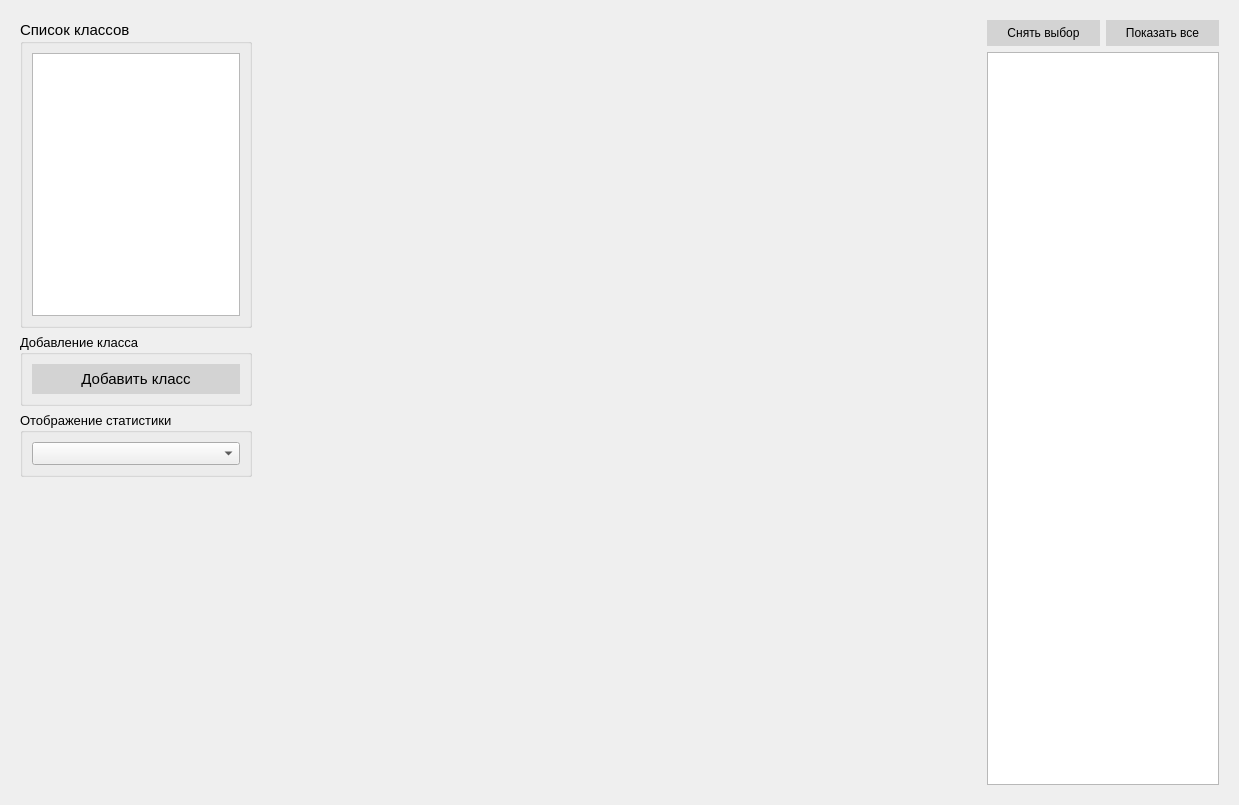
Old version of the form desktop_app/design/classes_page.ui in the repository ivansoya/neural-master.
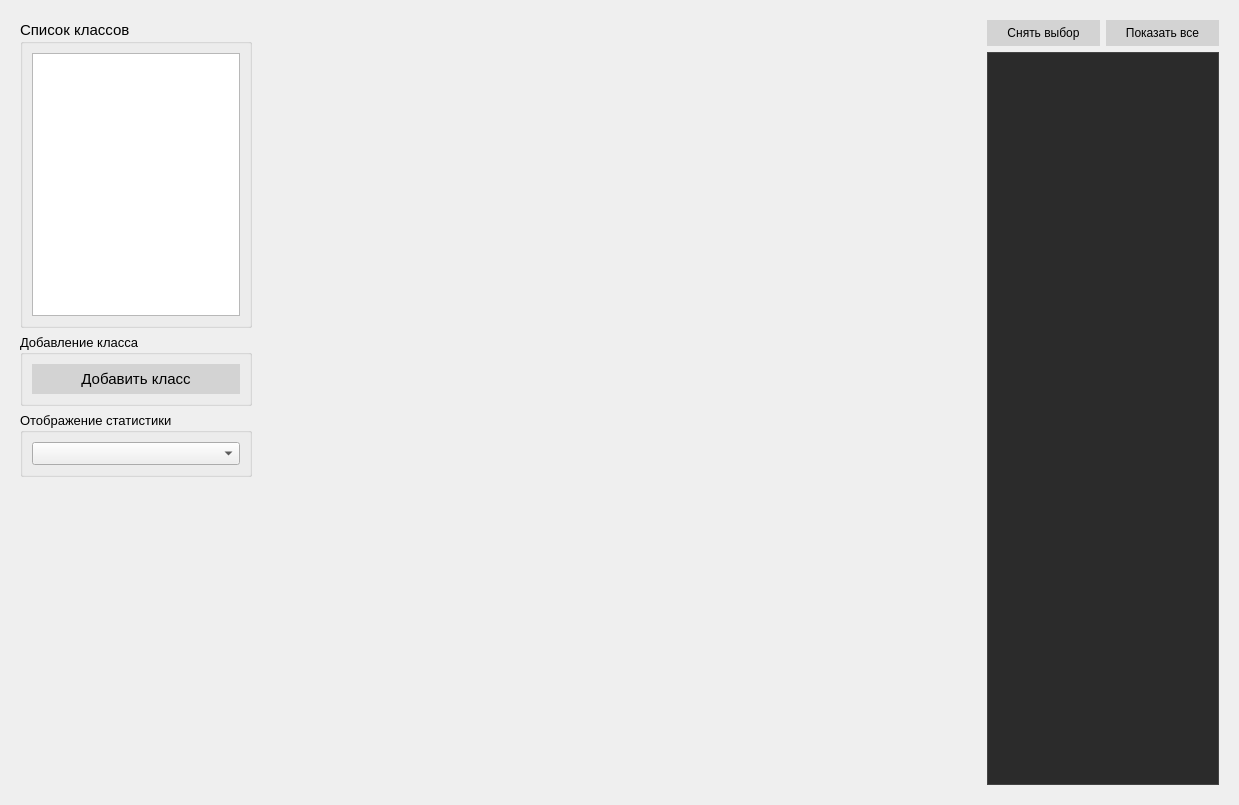
New version of the form. Custom widgets are drawn as their Qt base class.

```diff
--- a/desktop_app/design/classes_page.ui
+++ b/desktop_app/design/classes_page.ui
@@ -177,6 +177,23 @@
             <height>16777215</height>
            </size>
           </property>
+          <property name="styleSheet">
+           <string notr="true">QListWidget {
+        background-color: #2b2b2b;       /* фон всего списка */
+        color: white;                    /* цвет текста */
+        border: 1px solid #444;
+    }
+    QListWidget::item {
+        padding: 6px;
+    }
+    QListWidget::item:selected {
+        background: #007acc;             /* фон выбранного элемента */
+        color: white;                    /* цвет текста выбранного */
+    }
+    QListWidget::item:hover {
+        background: #444;                /* фон при наведении */
+    }</string>
+          </property>
          </widget>
         </item>
        </layout>
```
Left out of the diff: 2 changed lines with no effect on the pictures.
